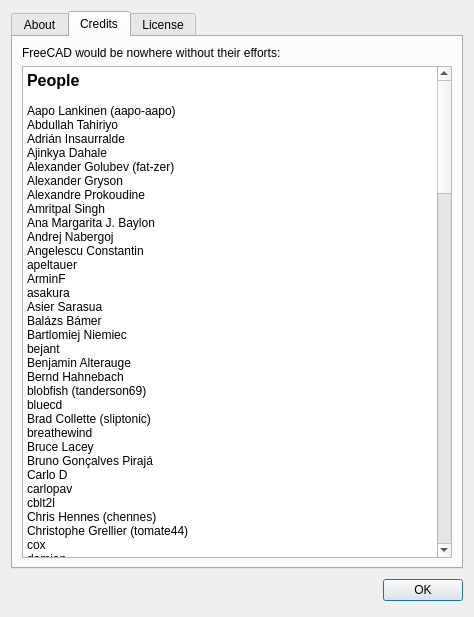
Before: the Qt Designer form src/Gui/AboutApplication.ui in southseact-3d/fcd, drawn with Qt 5.
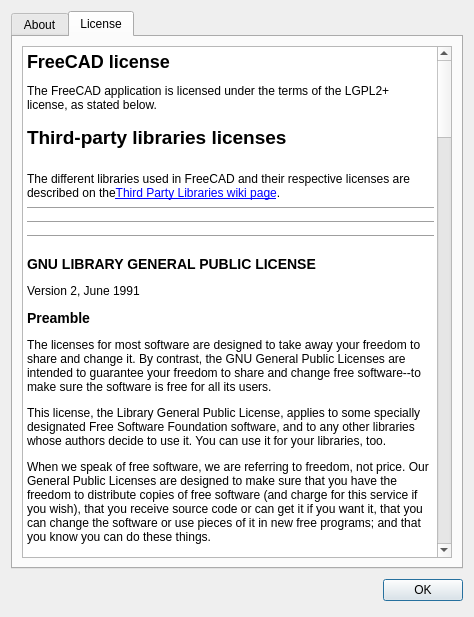
After: the same form once the commit is applied. Icons and pictures are not drawn. Custom widgets are drawn as their Qt base class.

Commit message:
[GUI] Refactor About to list credits from a file
The Credits tab is now generated from a CONTRIBUTORS file. The file is
expected to list one contributor per line, with individuals first,
followed by a line with the word "Firms" on it, followed by firms (again
one per line). The formatting is currently a simple <ul> for each set of
names. No sorting, etc. is performed.

```diff
--- a/src/Gui/AboutApplication.ui
+++ b/src/Gui/AboutApplication.ui
@@ -286,254 +286,6 @@
        </item>
       </layout>
      </widget>
-     <widget class="QWidget" name="tab_credits">
-      <attribute name="title">
-       <string>Credits</string>
-      </attribute>
-      <layout class="QVBoxLayout" name="verticalLayout_2">
-       <item>
-        <widget class="QLabel" name="label">
-         <property name="text">
-          <string>FreeCAD would be nowhere without their efforts:</string>
-         </property>
-         <property name="wordWrap">
-          <bool>true</bool>
-         </property>
-        </widget>
-       </item>
-       <item>
-        <widget class="QTextBrowser" name="textBrowserCredits">
-         <property name="html">
-          <string notr="true">&lt;!DOCTYPE HTML PUBLIC "-//W3C//DTD HTML 4.0//EN" "http://www.w3.org/TR/REC-html40/strict.dtd"&gt;
-&lt;html&gt;&lt;head&gt;&lt;meta name="qrichtext" content="1" /&gt;&lt;style type="text/css"&gt;
-p, li { white-space: pre-wrap; }
-&lt;/style&gt;&lt;/head&gt;&lt;body style=" font-family:'Fira Sans'; font-size:9pt; font-weight:400; font-style:normal;"&gt;
-&lt;p style=" margin-top:0px; margin-bottom:0px; margin-left:0px; margin-right:0px; -qt-block-indent:0; text-indent:0px;"&gt;&lt;span style=" font-size:12pt; font-weight:600;"&gt;People&lt;/span&gt;&lt;/p&gt;
-&lt;p style="-qt-paragraph-type:empty; margin-top:0px; margin-bottom:0px; margin-left:0px; margin-right:0px; -qt-block-indent:0; text-indent:0px;"&gt;&lt;br /&gt;&lt;/p&gt;
-&lt;p style=" margin-top:0px; margin-bottom:0px; margin-left:0px; margin-right:0px; -qt-block-indent:0; text-indent:0px;"&gt;Aapo Lankinen (aapo-aapo)&lt;/p&gt;
-&lt;p style=" margin-top:0px; margin-bottom:0px; margin-left:0px; margin-right:0px; -qt-block-indent:0; text-indent:0px;"&gt;Abdullah Tahiriyo&lt;/p&gt;
-&lt;p style=" margin-top:0px; margin-bottom:0px; margin-left:0px; margin-right:0px; -qt-block-indent:0; text-indent:0px;"&gt;Adrián Insaurralde&lt;/p&gt;
-&lt;p style=" margin-top:0px; margin-bottom:0px; margin-left:0px; margin-right:0px; -qt-block-indent:0; text-indent:0px;"&gt;Ajinkya Dahale&lt;/p&gt;
-&lt;p style=" margin-top:0px; margin-bottom:0px; margin-left:0px; margin-right:0px; -qt-block-indent:0; text-indent:0px;"&gt;Alexander Golubev (fat-zer)&lt;/p&gt;
-&lt;p style=" margin-top:0px; margin-bottom:0px; margin-left:0px; margin-right:0px; -qt-block-indent:0; text-indent:0px;"&gt;Alexander Gryson&lt;/p&gt;
-&lt;p style=" margin-top:0px; margin-bottom:0px; margin-left:0px; margin-right:0px; -qt-block-indent:0; text-indent:0px;"&gt;Alexandre Prokoudine&lt;/p&gt;
-&lt;p style=" margin-top:0px; margin-bottom:0px; margin-left:0px; margin-right:0px; -qt-block-indent:0; text-indent:0px;"&gt;Amritpal Singh&lt;/p&gt;
-&lt;p style=" margin-top:0px; margin-bottom:0px; margin-left:0px; margin-right:0px; -qt-block-indent:0; text-indent:0px;"&gt;Ana Margarita J. Baylon&lt;/p&gt;
-&lt;p style=" margin-top:0px; margin-bottom:0px; margin-left:0px; margin-right:0px; -qt-block-indent:0; text-indent:0px;"&gt;Andrej Nabergoj&lt;/p&gt;
-&lt;p style=" margin-top:0px; margin-bottom:0px; margin-left:0px; margin-right:0px; -qt-block-indent:0; text-indent:0px;"&gt;Angelescu Constantin&lt;/p&gt;
-&lt;p style=" margin-top:0px; margin-bottom:0px; margin-left:0px; margin-right:0px; -qt-block-indent:0; text-indent:0px;"&gt;apeltauer&lt;/p&gt;
-&lt;p style=" margin-top:0px; margin-bottom:0px; margin-left:0px; margin-right:0px; -qt-block-indent:0; text-indent:0px;"&gt;ArminF&lt;/p&gt;
-&lt;p style=" margin-top:0px; margin-bottom:0px; margin-left:0px; margin-right:0px; -qt-block-indent:0; text-indent:0px;"&gt;asakura&lt;/p&gt;
-&lt;p style=" margin-top:0px; margin-bottom:0px; margin-left:0px; margin-right:0px; -qt-block-indent:0; text-indent:0px;"&gt;Asier Sarasua&lt;/p&gt;
-&lt;p style=" margin-top:0px; margin-bottom:0px; margin-left:0px; margin-right:0px; -qt-block-indent:0; text-indent:0px;"&gt;Balázs Bámer&lt;/p&gt;
-&lt;p style=" margin-top:0px; margin-bottom:0px; margin-left:0px; margin-right:0px; -qt-block-indent:0; text-indent:0px;"&gt;Bartlomiej Niemiec&lt;/p&gt;
-&lt;p style=" margin-top:0px; margin-bottom:0px; margin-left:0px; margin-right:0px; -qt-block-indent:0; text-indent:0px;"&gt;bejant&lt;/p&gt;
-&lt;p style=" margin-top:0px; margin-bottom:0px; margin-left:0px; margin-right:0px; -qt-block-indent:0; text-indent:0px;"&gt;Benjamin Alterauge&lt;/p&gt;
-&lt;p style=" margin-top:0px; margin-bottom:0px; margin-left:0px; margin-right:0px; -qt-block-indent:0; text-indent:0px;"&gt;Bernd Hahnebach&lt;/p&gt;
-&lt;p style=" margin-top:0px; margin-bottom:0px; margin-left:0px; margin-right:0px; -qt-block-indent:0; text-indent:0px;"&gt;blobfish (tanderson69)&lt;/p&gt;
-&lt;p style=" margin-top:0px; margin-bottom:0px; margin-left:0px; margin-right:0px; -qt-block-indent:0; text-indent:0px;"&gt;bluecd&lt;/p&gt;
-&lt;p style=" margin-top:0px; margin-bottom:0px; margin-left:0px; margin-right:0px; -qt-block-indent:0; text-indent:0px;"&gt;Brad Collette (sliptonic)&lt;/p&gt;
-&lt;p style=" margin-top:0px; margin-bottom:0px; margin-left:0px; margin-right:0px; -qt-block-indent:0; text-indent:0px;"&gt;breathewind&lt;/p&gt;
-&lt;p style=" margin-top:0px; margin-bottom:0px; margin-left:0px; margin-right:0px; -qt-block-indent:0; text-indent:0px;"&gt;Bruce Lacey&lt;/p&gt;
-&lt;p style=" margin-top:0px; margin-bottom:0px; margin-left:0px; margin-right:0px; -qt-block-indent:0; text-indent:0px;"&gt;Bruno Gonçalves Pirajá&lt;/p&gt;
-&lt;p style=" margin-top:0px; margin-bottom:0px; margin-left:0px; margin-right:0px; -qt-block-indent:0; text-indent:0px;"&gt;Carlo D&lt;/p&gt;
-&lt;p style=" margin-top:0px; margin-bottom:0px; margin-left:0px; margin-right:0px; -qt-block-indent:0; text-indent:0px;"&gt;carlopav&lt;/p&gt;
-&lt;p style=" margin-top:0px; margin-bottom:0px; margin-left:0px; margin-right:0px; -qt-block-indent:0; text-indent:0px;"&gt;cblt2l&lt;/p&gt;
-&lt;p style=" margin-top:0px; margin-bottom:0px; margin-left:0px; margin-right:0px; -qt-block-indent:0; text-indent:0px;"&gt;Chris Hennes (chennes)&lt;/p&gt;
-&lt;p style=" margin-top:0px; margin-bottom:0px; margin-left:0px; margin-right:0px; -qt-block-indent:0; text-indent:0px;"&gt;Christophe Grellier (tomate44)&lt;/p&gt;
-&lt;p style=" margin-top:0px; margin-bottom:0px; margin-left:0px; margin-right:0px; -qt-block-indent:0; text-indent:0px;"&gt;cox&lt;/p&gt;
-&lt;p style=" margin-top:0px; margin-bottom:0px; margin-left:0px; margin-right:0px; -qt-block-indent:0; text-indent:0px;"&gt;damian&lt;/p&gt;
-&lt;p style=" margin-top:0px; margin-bottom:0px; margin-left:0px; margin-right:0px; -qt-block-indent:0; text-indent:0px;"&gt;Daniel Falck&lt;/p&gt;
-&lt;p style=" margin-top:0px; margin-bottom:0px; margin-left:0px; margin-right:0px; -qt-block-indent:0; text-indent:0px;"&gt;Daniel Furtlehner (furti)&lt;/p&gt;
-&lt;p style=" margin-top:0px; margin-bottom:0px; margin-left:0px; margin-right:0px; -qt-block-indent:0; text-indent:0px;"&gt;Daniel Wood (dubstar-04)&lt;/p&gt;
-&lt;p style=" margin-top:0px; margin-bottom:0px; margin-left:0px; margin-right:0px; -qt-block-indent:0; text-indent:0px;"&gt;David Österberg (davidosterberg)&lt;/p&gt;
-&lt;p style=" margin-top:0px; margin-bottom:0px; margin-left:0px; margin-right:0px; -qt-block-indent:0; text-indent:0px;"&gt;Дмитрий Сидоров&lt;/p&gt;
-&lt;p style=" margin-top:0px; margin-bottom:0px; margin-left:0px; margin-right:0px; -qt-block-indent:0; text-indent:0px;"&gt;dinasapitri&lt;/p&gt;
-&lt;p style=" margin-top:0px; margin-bottom:0px; margin-left:0px; margin-right:0px; -qt-block-indent:0; text-indent:0px;"&gt;Dion Moult (Moult)&lt;/p&gt;
-&lt;p style=" margin-top:0px; margin-bottom:0px; margin-left:0px; margin-right:0px; -qt-block-indent:0; text-indent:0px;"&gt;easyw&lt;/p&gt;
-&lt;p style=" margin-top:0px; margin-bottom:0px; margin-left:0px; margin-right:0px; -qt-block-indent:0; text-indent:0px;"&gt;Ediloren&lt;/p&gt;
-&lt;p style=" margin-top:0px; margin-bottom:0px; margin-left:0px; margin-right:0px; -qt-block-indent:0; text-indent:0px;"&gt;Eduardo Magdalena&lt;/p&gt;
-&lt;p style=" margin-top:0px; margin-bottom:0px; margin-left:0px; margin-right:0px; -qt-block-indent:0; text-indent:0px;"&gt;efferre79&lt;/p&gt;
-&lt;p style=" margin-top:0px; margin-bottom:0px; margin-left:0px; margin-right:0px; -qt-block-indent:0; text-indent:0px;"&gt;Eivind Kvedalen&lt;/p&gt;
-&lt;p style=" margin-top:0px; margin-bottom:0px; margin-left:0px; margin-right:0px; -qt-block-indent:0; text-indent:0px;"&gt;emmali73&lt;/p&gt;
-&lt;p style=" margin-top:0px; margin-bottom:0px; margin-left:0px; margin-right:0px; -qt-block-indent:0; text-indent:0px;"&gt;emills2&lt;/p&gt;
-&lt;p style=" margin-top:0px; margin-bottom:0px; margin-left:0px; margin-right:0px; -qt-block-indent:0; text-indent:0px;"&gt;emontra1&lt;/p&gt;
-&lt;p style=" margin-top:0px; margin-bottom:0px; margin-left:0px; margin-right:0px; -qt-block-indent:0; text-indent:0px;"&gt;Eric Trombly (etrombly)&lt;/p&gt;
-&lt;p style=" margin-top:0px; margin-bottom:0px; margin-left:0px; margin-right:0px; -qt-block-indent:0; text-indent:0px;"&gt;Ettore Atalan&lt;/p&gt;
-&lt;p style=" margin-top:0px; margin-bottom:0px; margin-left:0px; margin-right:0px; -qt-block-indent:0; text-indent:0px;"&gt;fandaL&lt;/p&gt;
-&lt;p style=" margin-top:0px; margin-bottom:0px; margin-left:0px; margin-right:0px; -qt-block-indent:0; text-indent:0px;"&gt;flachyjoe&lt;/p&gt;
-&lt;p style=" margin-top:0px; margin-bottom:0px; margin-left:0px; margin-right:0px; -qt-block-indent:0; text-indent:0px;"&gt;Федір&lt;/p&gt;
-&lt;p style=" margin-top:0px; margin-bottom:0px; margin-left:0px; margin-right:0px; -qt-block-indent:0; text-indent:0px;"&gt;Gabriel Wicke (gwicke)&lt;/p&gt;
-&lt;p style=" margin-top:0px; margin-bottom:0px; margin-left:0px; margin-right:0px; -qt-block-indent:0; text-indent:0px;"&gt;George Shuklin&lt;/p&gt;
-&lt;p style=" margin-top:0px; margin-bottom:0px; margin-left:0px; margin-right:0px; -qt-block-indent:0; text-indent:0px;"&gt;GeneFC&lt;/p&gt;
-&lt;p style=" margin-top:0px; margin-bottom:0px; margin-left:0px; margin-right:0px; -qt-block-indent:0; text-indent:0px;"&gt;Gerhard Scheepers&lt;/p&gt;
-&lt;p style=" margin-top:0px; margin-bottom:0px; margin-left:0px; margin-right:0px; -qt-block-indent:0; text-indent:0px;"&gt;GlouGlou&lt;/p&gt;
-&lt;p style=" margin-top:0px; margin-bottom:0px; margin-left:0px; margin-right:0px; -qt-block-indent:0; text-indent:0px;"&gt;Hadi Faramarzi&lt;/p&gt;
-&lt;p style=" margin-top:0px; margin-bottom:0px; margin-left:0px; margin-right:0px; -qt-block-indent:0; text-indent:0px;"&gt;Hakan Yaşar&lt;/p&gt;
-&lt;p style=" margin-top:0px; margin-bottom:0px; margin-left:0px; margin-right:0px; -qt-block-indent:0; text-indent:0px;"&gt;hanhsuan&lt;/p&gt;
-&lt;p style=" margin-top:0px; margin-bottom:0px; margin-left:0px; margin-right:0px; -qt-block-indent:0; text-indent:0px;"&gt;hamish2014&lt;/p&gt;
-&lt;p style=" margin-top:0px; margin-bottom:0px; margin-left:0px; margin-right:0px; -qt-block-indent:0; text-indent:0px;"&gt;hammax&lt;/p&gt;
-&lt;p style=" margin-top:0px; margin-bottom:0px; margin-left:0px; margin-right:0px; -qt-block-indent:0; text-indent:0px;"&gt;hanhsuan&lt;/p&gt;
-&lt;p style=" margin-top:0px; margin-bottom:0px; margin-left:0px; margin-right:0px; -qt-block-indent:0; text-indent:0px;"&gt;Harald Geier&lt;/p&gt;
-&lt;p style=" margin-top:0px; margin-bottom:0px; margin-left:0px; margin-right:0px; -qt-block-indent:0; text-indent:0px;"&gt;HarryvL&lt;/p&gt;
-&lt;p style=" margin-top:0px; margin-bottom:0px; margin-left:0px; margin-right:0px; -qt-block-indent:0; text-indent:0px;"&gt;heini-1&lt;/p&gt;
-&lt;p style=" margin-top:0px; margin-bottom:0px; margin-left:0px; margin-right:0px; -qt-block-indent:0; text-indent:0px;"&gt;herbk&lt;/p&gt;
-&lt;p style=" margin-top:0px; margin-bottom:0px; margin-left:0px; margin-right:0px; -qt-block-indent:0; text-indent:0px;"&gt;Hervé Blorec&lt;/p&gt;
-&lt;p style=" margin-top:0px; margin-bottom:0px; margin-left:0px; margin-right:0px; -qt-block-indent:0; text-indent:0px;"&gt;hicarl&lt;/p&gt;
-&lt;p style=" margin-top:0px; margin-bottom:0px; margin-left:0px; margin-right:0px; -qt-block-indent:0; text-indent:0px;"&gt;hokieengr&lt;/p&gt;
-&lt;p style=" margin-top:0px; margin-bottom:0px; margin-left:0px; margin-right:0px; -qt-block-indent:0; text-indent:0px;"&gt;Honza32&lt;/p&gt;
-&lt;p style=" margin-top:0px; margin-bottom:0px; margin-left:0px; margin-right:0px; -qt-block-indent:0; text-indent:0px;"&gt;HoWil&lt;/p&gt;
-&lt;p style=" margin-top:0px; margin-bottom:0px; margin-left:0px; margin-right:0px; -qt-block-indent:0; text-indent:0px;"&gt;H. Tsubota&lt;/p&gt;
-&lt;p style=" margin-top:0px; margin-bottom:0px; margin-left:0px; margin-right:0px; -qt-block-indent:0; text-indent:0px;"&gt;Ian Rees&lt;/p&gt;
-&lt;p style=" margin-top:0px; margin-bottom:0px; margin-left:0px; margin-right:0px; -qt-block-indent:0; text-indent:0px;"&gt;igezo&lt;/p&gt;
-&lt;p style=" margin-top:0px; margin-bottom:0px; margin-left:0px; margin-right:0px; -qt-block-indent:0; text-indent:0px;"&gt;Isaac Ayala&lt;/p&gt;
-&lt;p style=" margin-top:0px; margin-bottom:0px; margin-left:0px; margin-right:0px; -qt-block-indent:0; text-indent:0px;"&gt;ismailite&lt;/p&gt;
-&lt;p style=" margin-top:0px; margin-bottom:0px; margin-left:0px; margin-right:0px; -qt-block-indent:0; text-indent:0px;"&gt;Jan Rheinlaender&lt;/p&gt;
-&lt;p style=" margin-top:0px; margin-bottom:0px; margin-left:0px; margin-right:0px; -qt-block-indent:0; text-indent:0px;"&gt;javierMG&lt;/p&gt;
-&lt;p style=" margin-top:0px; margin-bottom:0px; margin-left:0px; margin-right:0px; -qt-block-indent:0; text-indent:0px;"&gt;Jean-Marie Verdun (vejmarie)&lt;/p&gt;
-&lt;p style=" margin-top:0px; margin-bottom:0px; margin-left:0px; margin-right:0px; -qt-block-indent:0; text-indent:0px;"&gt;Jean-Pierre Granet&lt;/p&gt;
-&lt;p style=" margin-top:0px; margin-bottom:0px; margin-left:0px; margin-right:0px; -qt-block-indent:0; text-indent:0px;"&gt;Jee-Bee&lt;/p&gt;
-&lt;p style=" margin-top:0px; margin-bottom:0px; margin-left:0px; margin-right:0px; -qt-block-indent:0; text-indent:0px;"&gt;jeno&lt;/p&gt;
-&lt;p style=" margin-top:0px; margin-bottom:0px; margin-left:0px; margin-right:0px; -qt-block-indent:0; text-indent:0px;"&gt;Jiyong Choi&lt;/p&gt;
-&lt;p style=" margin-top:0px; margin-bottom:0px; margin-left:0px; margin-right:0px; -qt-block-indent:0; text-indent:0px;"&gt;jmaustpc&lt;/p&gt;
-&lt;p style=" margin-top:0px; margin-bottom:0px; margin-left:0px; margin-right:0px; -qt-block-indent:0; text-indent:0px;"&gt;joha2&lt;/p&gt;
-&lt;p style=" margin-top:0px; margin-bottom:0px; margin-left:0px; margin-right:0px; -qt-block-indent:0; text-indent:0px;"&gt;Jodbe&lt;/p&gt;
-&lt;p style=" margin-top:0px; margin-bottom:0px; margin-left:0px; margin-right:0px; -qt-block-indent:0; text-indent:0px;"&gt;Joel Graff&lt;/p&gt;
-&lt;p style=" margin-top:0px; margin-bottom:0px; margin-left:0px; margin-right:0px; -qt-block-indent:0; text-indent:0px;"&gt;Johannes Obermayr&lt;/p&gt;
-&lt;p style=" margin-top:0px; margin-bottom:0px; margin-left:0px; margin-right:0px; -qt-block-indent:0; text-indent:0px;"&gt;Jonathan Wiedemann (rockn/woodgalaxy)&lt;/p&gt;
-&lt;p style=" margin-top:0px; margin-bottom:0px; margin-left:0px; margin-right:0px; -qt-block-indent:0; text-indent:0px;"&gt;Jose Alfredo Murcia Andrés&lt;/p&gt;
-&lt;p style=" margin-top:0px; margin-bottom:0px; margin-left:0px; margin-right:0px; -qt-block-indent:0; text-indent:0px;"&gt;Jose Luis Cercos Pita (sanguinariojoe)&lt;/p&gt;
-&lt;p style=" margin-top:0px; margin-bottom:0px; margin-left:0px; margin-right:0px; -qt-block-indent:0; text-indent:0px;"&gt;jreinhardt&lt;/p&gt;
-&lt;p style=" margin-top:0px; margin-bottom:0px; margin-left:0px; margin-right:0px; -qt-block-indent:0; text-indent:0px;"&gt;Jürgen Riegel&lt;/p&gt;
-&lt;p style=" margin-top:0px; margin-bottom:0px; margin-left:0px; margin-right:0px; -qt-block-indent:0; text-indent:0px;"&gt;kazan417&lt;/p&gt;
-&lt;p style=" margin-top:0px; margin-bottom:0px; margin-left:0px; margin-right:0px; -qt-block-indent:0; text-indent:0px;"&gt;kbwbe&lt;/p&gt;
-&lt;p style=" margin-top:0px; margin-bottom:0px; margin-left:0px; margin-right:0px; -qt-block-indent:0; text-indent:0px;"&gt;Keith Sloan&lt;/p&gt;
-&lt;p style=" margin-top:0px; margin-bottom:0px; margin-left:0px; margin-right:0px; -qt-block-indent:0; text-indent:0px;"&gt;kgoao&lt;/p&gt;
-&lt;p style=" margin-top:0px; margin-bottom:0px; margin-left:0px; margin-right:0px; -qt-block-indent:0; text-indent:0px;"&gt;km68&lt;/p&gt;
-&lt;p style=" margin-top:0px; margin-bottom:0px; margin-left:0px; margin-right:0px; -qt-block-indent:0; text-indent:0px;"&gt;Kresimir Tusek&lt;/p&gt;
-&lt;p style=" margin-top:0px; margin-bottom:0px; margin-left:0px; margin-right:0px; -qt-block-indent:0; text-indent:0px;"&gt;Kris Krn (Onesz)&lt;/p&gt;
-&lt;p style=" margin-top:0px; margin-bottom:0px; margin-left:0px; margin-right:0px; -qt-block-indent:0; text-indent:0px;"&gt;kunguz&lt;/p&gt;
-&lt;p style=" margin-top:0px; margin-bottom:0px; margin-left:0px; margin-right:0px; -qt-block-indent:0; text-indent:0px;"&gt;Kurt Kremitzki (kkremitzki)&lt;/p&gt;
-&lt;p style=" margin-top:0px; margin-bottom:0px; margin-left:0px; margin-right:0px; -qt-block-indent:0; text-indent:0px;"&gt;Laur Liuhka&lt;/p&gt;
-&lt;p style=" margin-top:0px; margin-bottom:0px; margin-left:0px; margin-right:0px; -qt-block-indent:0; text-indent:0px;"&gt;Lars&lt;/p&gt;
-&lt;p style=" margin-top:0px; margin-bottom:0px; margin-left:0px; margin-right:0px; -qt-block-indent:0; text-indent:0px;"&gt;Le Loup&lt;/p&gt;
-&lt;p style=" margin-top:0px; margin-bottom:0px; margin-left:0px; margin-right:0px; -qt-block-indent:0; text-indent:0px;"&gt;lecongdoo3&lt;/p&gt;
-&lt;p style=" margin-top:0px; margin-bottom:0px; margin-left:0px; margin-right:0px; -qt-block-indent:0; text-indent:0px;"&gt;Liudas Tumonis&lt;/p&gt;
-&lt;p style=" margin-top:0px; margin-bottom:0px; margin-left:0px; margin-right:0px; -qt-block-indent:0; text-indent:0px;"&gt;logari81&lt;/p&gt;
-&lt;p style=" margin-top:0px; margin-bottom:0px; margin-left:0px; margin-right:0px; -qt-block-indent:0; text-indent:0px;"&gt;lordneroo&lt;/p&gt;
-&lt;p style=" margin-top:0px; margin-bottom:0px; margin-left:0px; margin-right:0px; -qt-block-indent:0; text-indent:0px;"&gt;looooo&lt;/p&gt;
-&lt;p style=" margin-top:0px; margin-bottom:0px; margin-left:0px; margin-right:0px; -qt-block-indent:0; text-indent:0px;"&gt;Lorenz Huedepohl&lt;/p&gt;
-&lt;p style=" margin-top:0px; margin-bottom:0px; margin-left:0px; margin-right:0px; -qt-block-indent:0; text-indent:0px;"&gt;Luc&lt;/p&gt;
-&lt;p style=" margin-top:0px; margin-bottom:0px; margin-left:0px; margin-right:0px; -qt-block-indent:0; text-indent:0px;"&gt;Luke Parry &lt;/p&gt;
-&lt;p style=" margin-top:0px; margin-bottom:0px; margin-left:0px; margin-right:0px; -qt-block-indent:0; text-indent:0px;"&gt;luzpaz (Kunda1)&lt;/p&gt;
-&lt;p style=" margin-top:0px; margin-bottom:0px; margin-left:0px; margin-right:0px; -qt-block-indent:0; text-indent:0px;"&gt;Manel (Quenzo)&lt;/p&gt;
-&lt;p style=" margin-top:0px; margin-bottom:0px; margin-left:0px; margin-right:0px; -qt-block-indent:0; text-indent:0px;"&gt;Марко Пејовић&lt;/p&gt;
-&lt;p style=" margin-top:0px; margin-bottom:0px; margin-left:0px; margin-right:0px; -qt-block-indent:0; text-indent:0px;"&gt;marioalexis84&lt;/p&gt;
-&lt;p style=" margin-top:0px; margin-bottom:0px; margin-left:0px; margin-right:0px; -qt-block-indent:0; text-indent:0px;"&gt;Marin F&lt;/p&gt;
-&lt;p style=" margin-top:0px; margin-bottom:0px; margin-left:0px; margin-right:0px; -qt-block-indent:0; text-indent:0px;"&gt;Mark Ganson (TheMarkster)&lt;/p&gt;
-&lt;p style=" margin-top:0px; margin-bottom:0px; margin-left:0px; margin-right:0px; -qt-block-indent:0; text-indent:0px;"&gt;Markus Hovorka (drhooves)&lt;/p&gt;
-&lt;p style=" margin-top:0px; margin-bottom:0px; margin-left:0px; margin-right:0px; -qt-block-indent:0; text-indent:0px;"&gt;Markus Lampert (mlampert)&lt;/p&gt;
-&lt;p style=" margin-top:0px; margin-bottom:0px; margin-left:0px; margin-right:0px; -qt-block-indent:0; text-indent:0px;"&gt;Markus Reitboeck (mrpilot2)&lt;/p&gt;
-&lt;p style=" margin-top:0px; margin-bottom:0px; margin-left:0px; margin-right:0px; -qt-block-indent:0; text-indent:0px;"&gt;Marosh&lt;/p&gt;
-&lt;p style=" margin-top:0px; margin-bottom:0px; margin-left:0px; margin-right:0px; -qt-block-indent:0; text-indent:0px;"&gt;Masaya Ootsuki&lt;/p&gt;
-&lt;p style=" margin-top:0px; margin-bottom:0px; margin-left:0px; margin-right:0px; -qt-block-indent:0; text-indent:0px;"&gt;Mateusz Skowroński (f3nix)&lt;/p&gt;
-&lt;p style=" margin-top:0px; margin-bottom:0px; margin-left:0px; margin-right:0px; -qt-block-indent:0; text-indent:0px;"&gt;Mattis M&lt;/p&gt;
-&lt;p style=" margin-top:0px; margin-bottom:0px; margin-left:0px; margin-right:0px; -qt-block-indent:0; text-indent:0px;"&gt;mdinger&lt;/p&gt;
-&lt;p style=" margin-top:0px; margin-bottom:0px; margin-left:0px; margin-right:0px; -qt-block-indent:0; text-indent:0px;"&gt;Meme2704&lt;/p&gt;
-&lt;p style=" margin-top:0px; margin-bottom:0px; margin-left:0px; margin-right:0px; -qt-block-indent:0; text-indent:0px;"&gt;Michael Hansen&lt;/p&gt;
-&lt;p style=" margin-top:0px; margin-bottom:0px; margin-left:0px; margin-right:0px; -qt-block-indent:0; text-indent:0px;"&gt;Michael Hindley (makkemal)&lt;/p&gt;
-&lt;p style=" margin-top:0px; margin-bottom:0px; margin-left:0px; margin-right:0px; -qt-block-indent:0; text-indent:0px;"&gt;microelly2&lt;/p&gt;
-&lt;p style=" margin-top:0px; margin-bottom:0px; margin-left:0px; margin-right:0px; -qt-block-indent:0; text-indent:0px;"&gt;Miguel Morais&lt;/p&gt;
-&lt;p style=" margin-top:0px; margin-bottom:0px; margin-left:0px; margin-right:0px; -qt-block-indent:0; text-indent:0px;"&gt;Mohammed Belkacem&lt;/p&gt;
-&lt;p style=" margin-top:0px; margin-bottom:0px; margin-left:0px; margin-right:0px; -qt-block-indent:0; text-indent:0px;"&gt;Mustafa Halil&lt;/p&gt;
-&lt;p style=" margin-top:0px; margin-bottom:0px; margin-left:0px; margin-right:0px; -qt-block-indent:0; text-indent:0px;"&gt;Nemigo Galiza&lt;/p&gt;
-&lt;p style=" margin-top:0px; margin-bottom:0px; margin-left:0px; margin-right:0px; -qt-block-indent:0; text-indent:0px;"&gt;Николай Матвеев&lt;/p&gt;
-&lt;p style=" margin-top:0px; margin-bottom:0px; margin-left:0px; margin-right:0px; -qt-block-indent:0; text-indent:0px;"&gt;Nicu Tofan&lt;/p&gt;
-&lt;p style=" margin-top:0px; margin-bottom:0px; margin-left:0px; margin-right:0px; -qt-block-indent:0; text-indent:0px;"&gt;nikoss&lt;/p&gt;
-&lt;p style=" margin-top:0px; margin-bottom:0px; margin-left:0px; margin-right:0px; -qt-block-indent:0; text-indent:0px;"&gt;Noelou Torres Mengua&lt;/p&gt;
-&lt;p style=" margin-top:0px; margin-bottom:0px; margin-left:0px; margin-right:0px; -qt-block-indent:0; text-indent:0px;"&gt;Normand Chamberland&lt;/p&gt;
-&lt;p style=" margin-top:0px; margin-bottom:0px; margin-left:0px; margin-right:0px; -qt-block-indent:0; text-indent:0px;"&gt;ovginkel&lt;/p&gt;
-&lt;p style=" margin-top:0px; margin-bottom:0px; margin-left:0px; margin-right:0px; -qt-block-indent:0; text-indent:0px;"&gt;Ori222&lt;/p&gt;
-&lt;p style=" margin-top:0px; margin-bottom:0px; margin-left:0px; margin-right:0px; -qt-block-indent:0; text-indent:0px;"&gt;Pablo Gil&lt;/p&gt;
-&lt;p style=" margin-top:0px; margin-bottom:0px; margin-left:0px; margin-right:0px; -qt-block-indent:0; text-indent:0px;"&gt;Pasi Kukkola&lt;/p&gt;
-&lt;p style=" margin-top:0px; margin-bottom:0px; margin-left:0px; margin-right:0px; -qt-block-indent:0; text-indent:0px;"&gt;Paul Lee (paullee0)&lt;/p&gt;
-&lt;p style=" margin-top:0px; margin-bottom:0px; margin-left:0px; margin-right:0px; -qt-block-indent:0; text-indent:0px;"&gt;Pekka Roivainen (pekkaroi)&lt;/p&gt;
-&lt;p style=" margin-top:0px; margin-bottom:0px; margin-left:0px; margin-right:0px; -qt-block-indent:0; text-indent:0px;"&gt;Peta T&lt;/p&gt;
-&lt;p style=" margin-top:0px; margin-bottom:0px; margin-left:0px; margin-right:0px; -qt-block-indent:0; text-indent:0px;"&gt;Peter Hageman&lt;/p&gt;
-&lt;p style=" margin-top:0px; margin-bottom:0px; margin-left:0px; margin-right:0px; -qt-block-indent:0; text-indent:0px;"&gt;Peter Klofutar&lt;/p&gt;
-&lt;p style=" margin-top:0px; margin-bottom:0px; margin-left:0px; margin-right:0px; -qt-block-indent:0; text-indent:0px;"&gt;Peter Lama&lt;/p&gt;
-&lt;p style=" margin-top:0px; margin-bottom:0px; margin-left:0px; margin-right:0px; -qt-block-indent:0; text-indent:0px;"&gt;piffpoof&lt;/p&gt;
-&lt;p style=" margin-top:0px; margin-bottom:0px; margin-left:0px; margin-right:0px; -qt-block-indent:0; text-indent:0px;"&gt;pinkpony&lt;/p&gt;
-&lt;p style=" margin-top:0px; margin-bottom:0px; margin-left:0px; margin-right:0px; -qt-block-indent:0; text-indent:0px;"&gt;Priit Laes&lt;/p&gt;
-&lt;p style=" margin-top:0px; margin-bottom:0px; margin-left:0px; margin-right:0px; -qt-block-indent:0; text-indent:0px;"&gt;pperisin&lt;/p&gt;
-&lt;p style=" margin-top:0px; margin-bottom:0px; margin-left:0px; margin-right:0px; -qt-block-indent:0; text-indent:0px;"&gt;Przemo Firszt&lt;/p&gt;
-&lt;p style=" margin-top:0px; margin-bottom:0px; margin-left:0px; margin-right:0px; -qt-block-indent:0; text-indent:0px;"&gt;Qingfeng Xia&lt;/p&gt;
-&lt;p style=" margin-top:0px; margin-bottom:0px; margin-left:0px; margin-right:0px; -qt-block-indent:0; text-indent:0px;"&gt;quick61&lt;/p&gt;
-&lt;p style=" margin-top:0px; margin-bottom:0px; margin-left:0px; margin-right:0px; -qt-block-indent:0; text-indent:0px;"&gt;Refael Moya (bitacovir)&lt;/p&gt;
-&lt;p style=" margin-top:0px; margin-bottom:0px; margin-left:0px; margin-right:0px; -qt-block-indent:0; text-indent:0px;"&gt;rako&lt;/p&gt;
-&lt;p style=" margin-top:0px; margin-bottom:0px; margin-left:0px; margin-right:0px; -qt-block-indent:0; text-indent:0px;"&gt;Raulshc&lt;/p&gt;
-&lt;p style=" margin-top:0px; margin-bottom:0px; margin-left:0px; margin-right:0px; -qt-block-indent:0; text-indent:0px;"&gt;Renato Rebelo&lt;/p&gt;
-&lt;p style=" margin-top:0px; margin-bottom:0px; margin-left:0px; margin-right:0px; -qt-block-indent:0; text-indent:0px;"&gt;Renato Rivoira&lt;/p&gt;
-&lt;p style=" margin-top:0px; margin-bottom:0px; margin-left:0px; margin-right:0px; -qt-block-indent:0; text-indent:0px;"&gt;Rentlau&lt;/p&gt;
-&lt;p style=" margin-top:0px; margin-bottom:0px; margin-left:0px; margin-right:0px; -qt-block-indent:0; text-indent:0px;"&gt;R. Kuster&lt;/p&gt;
-&lt;p style=" margin-top:0px; margin-bottom:0px; margin-left:0px; margin-right:0px; -qt-block-indent:0; text-indent:0px;"&gt;† Roland Frank (1970-2017) Thanks for everything, Roland!&lt;/p&gt;
-&lt;p style=" margin-top:0px; margin-bottom:0px; margin-left:0px; margin-right:0px; -qt-block-indent:0; text-indent:0px;"&gt;Roy-043&lt;/p&gt;
-&lt;p style=" margin-top:0px; margin-bottom:0px; margin-left:0px; margin-right:0px; -qt-block-indent:0; text-indent:0px;"&gt;Russell Johnson (russ4262)&lt;/p&gt;
-&lt;p style=" margin-top:0px; margin-bottom:0px; margin-left:0px; margin-right:0px; -qt-block-indent:0; text-indent:0px;"&gt;Ryan Pavlik&lt;/p&gt;
-&lt;p style=" margin-top:0px; margin-bottom:0px; margin-left:0px; margin-right:0px; -qt-block-indent:0; text-indent:0px;"&gt;Sabin Iacob&lt;/p&gt;
-&lt;p style=" margin-top:0px; margin-bottom:0px; margin-left:0px; margin-right:0px; -qt-block-indent:0; text-indent:0px;"&gt;Saso Badovinac&lt;/p&gt;
-&lt;p style=" margin-top:0px; margin-bottom:0px; margin-left:0px; margin-right:0px; -qt-block-indent:0; text-indent:0px;"&gt;sema&lt;/p&gt;
-&lt;p style=" margin-top:0px; margin-bottom:0px; margin-left:0px; margin-right:0px; -qt-block-indent:0; text-indent:0px;"&gt;Sergo Pogosyan (usakhelo)&lt;/p&gt;
-&lt;p style=" margin-top:0px; margin-bottom:0px; margin-left:0px; margin-right:0px; -qt-block-indent:0; text-indent:0px;"&gt;sgrogan&lt;/p&gt;
-&lt;p style=" margin-top:0px; margin-bottom:0px; margin-left:0px; margin-right:0px; -qt-block-indent:0; text-indent:0px;"&gt;Shai Seger (shaise)&lt;/p&gt;
-&lt;p style=" margin-top:0px; margin-bottom:0px; margin-left:0px; margin-right:0px; -qt-block-indent:0; text-indent:0px;"&gt;shoogen&lt;/p&gt;
-&lt;p style=" margin-top:0px; margin-bottom:0px; margin-left:0px; margin-right:0px; -qt-block-indent:0; text-indent:0px;"&gt;siemsiem&lt;/p&gt;
-&lt;p style=" margin-top:0px; margin-bottom:0px; margin-left:0px; margin-right:0px; -qt-block-indent:0; text-indent:0px;"&gt;Skywalker21&lt;/p&gt;
-&lt;p style=" margin-top:0px; margin-bottom:0px; margin-left:0px; margin-right:0px; -qt-block-indent:0; text-indent:0px;"&gt;Starofrainnight&lt;/p&gt;
-&lt;p style=" margin-top:0px; margin-bottom:0px; margin-left:0px; margin-right:0px; -qt-block-indent:0; text-indent:0px;"&gt;Stefan Tröger (ickby)&lt;/p&gt;
-&lt;p style=" margin-top:0px; margin-bottom:0px; margin-left:0px; margin-right:0px; -qt-block-indent:0; text-indent:0px;"&gt;stoflap&lt;/p&gt;
-&lt;p style=" margin-top:0px; margin-bottom:0px; margin-left:0px; margin-right:0px; -qt-block-indent:0; text-indent:0px;"&gt;SweeverDev&lt;/p&gt;
-&lt;p style=" margin-top:0px; margin-bottom:0px; margin-left:0px; margin-right:0px; -qt-block-indent:0; text-indent:0px;"&gt;Syres916&lt;/p&gt;
-&lt;p style=" margin-top:0px; margin-bottom:0px; margin-left:0px; margin-right:0px; -qt-block-indent:0; text-indent:0px;"&gt;Thomas Schrader&lt;/p&gt;
-&lt;p style=" margin-top:0px; margin-bottom:0px; margin-left:0px; margin-right:0px; -qt-block-indent:0; text-indent:0px;"&gt;王凌川&lt;/p&gt;
-&lt;p style=" margin-top:0px; margin-bottom:0px; margin-left:0px; margin-right:0px; -qt-block-indent:0; text-indent:0px;"&gt;Timo Seppola&lt;/p&gt;
-&lt;p style=" margin-top:0px; margin-bottom:0px; margin-left:0px; margin-right:0px; -qt-block-indent:0; text-indent:0px;"&gt;Tomas Pavlicek (pavltom)&lt;/p&gt;
-&lt;p style=" margin-top:0px; margin-bottom:0px; margin-left:0px; margin-right:0px; -qt-block-indent:0; text-indent:0px;"&gt;totyg&lt;/p&gt;
-&lt;p style=" margin-top:0px; margin-bottom:0px; margin-left:0px; margin-right:0px; -qt-block-indent:0; text-indent:0px;"&gt;triplus&lt;/p&gt;
-&lt;p style=" margin-top:0px; margin-bottom:0px; margin-left:0px; margin-right:0px; -qt-block-indent:0; text-indent:0px;"&gt;trzyha&lt;/p&gt;
-&lt;p style=" margin-top:0px; margin-bottom:0px; margin-left:0px; margin-right:0px; -qt-block-indent:0; text-indent:0px;"&gt;ulrich1a&lt;/p&gt;
-&lt;p style=" margin-top:0px; margin-bottom:0px; margin-left:0px; margin-right:0px; -qt-block-indent:0; text-indent:0px;"&gt;UR_&lt;/p&gt;
-&lt;p style=" margin-top:0px; margin-bottom:0px; margin-left:0px; margin-right:0px; -qt-block-indent:0; text-indent:0px;"&gt;Uwe Stöhr (donovaly)&lt;/p&gt;
-&lt;p style=" margin-top:0px; margin-bottom:0px; margin-left:0px; margin-right:0px; -qt-block-indent:0; text-indent:0px;"&gt;Victor Radulescu&lt;/p&gt;
-&lt;p style=" margin-top:0px; margin-bottom:0px; margin-left:0px; margin-right:0px; -qt-block-indent:0; text-indent:0px;"&gt;Victor Titov (DeepSOIC)&lt;/p&gt;
-&lt;p style=" margin-top:0px; margin-bottom:0px; margin-left:0px; margin-right:0px; -qt-block-indent:0; text-indent:0px;"&gt;Vilfredo&lt;/p&gt;
-&lt;p style=" margin-top:0px; margin-bottom:0px; margin-left:0px; margin-right:0px; -qt-block-indent:0; text-indent:0px;"&gt;vitruvianman&lt;/p&gt;
-&lt;p style=" margin-top:0px; margin-bottom:0px; margin-left:0px; margin-right:0px; -qt-block-indent:0; text-indent:0px;"&gt;Vocx&lt;/p&gt;
-&lt;p style=" margin-top:0px; margin-bottom:0px; margin-left:0px; margin-right:0px; -qt-block-indent:0; text-indent:0px;"&gt;WandererFan&lt;/p&gt;
-&lt;p style=" margin-top:0px; margin-bottom:0px; margin-left:0px; margin-right:0px; -qt-block-indent:0; text-indent:0px;"&gt;wbrwbr2011&lt;/p&gt;
-&lt;p style=" margin-top:0px; margin-bottom:0px; margin-left:0px; margin-right:0px; -qt-block-indent:0; text-indent:0px;"&gt;Werner Mayer (wwmayer)&lt;/p&gt;
-&lt;p style=" margin-top:0px; margin-bottom:0px; margin-left:0px; margin-right:0px; -qt-block-indent:0; text-indent:0px;"&gt;Willem&lt;/p&gt;
-&lt;p style=" margin-top:0px; margin-bottom:0px; margin-left:0px; margin-right:0px; -qt-block-indent:0; text-indent:0px;"&gt;Wurstwasser&lt;/p&gt;
-&lt;p style=" margin-top:0px; margin-bottom:0px; margin-left:0px; margin-right:0px; -qt-block-indent:0; text-indent:0px;"&gt;yang12&lt;/p&gt;
-&lt;p style=" margin-top:0px; margin-bottom:0px; margin-left:0px; margin-right:0px; -qt-block-indent:0; text-indent:0px;"&gt;Yorik van Havre (yorikvanhavre)&lt;/p&gt;
-&lt;p style=" margin-top:0px; margin-bottom:0px; margin-left:0px; margin-right:0px; -qt-block-indent:0; text-indent:0px;"&gt;zararina&lt;/p&gt;
-&lt;p style=" margin-top:0px; margin-bottom:0px; margin-left:0px; margin-right:0px; -qt-block-indent:0; text-indent:0px;"&gt;Zdeněk Havlík&lt;/p&gt;
-&lt;p style=" margin-top:0px; margin-bottom:0px; margin-left:0px; margin-right:0px; -qt-block-indent:0; text-indent:0px;"&gt;Zheng Lei (realthunder)&lt;/p&gt;
-&lt;p style=" margin-top:0px; margin-bottom:0px; margin-left:0px; margin-right:0px; -qt-block-indent:0; text-indent:0px;"&gt;0penBrain&lt;/p&gt;
-&lt;p style=" margin-top:0px; margin-bottom:0px; margin-left:0px; margin-right:0px; -qt-block-indent:0; text-indent:0px;"&gt;7ofnine&lt;/p&gt;
-&lt;p style="-qt-paragraph-type:empty; margin-top:0px; margin-bottom:0px; margin-left:0px; margin-right:0px; -qt-block-indent:0; text-indent:0px;"&gt;&lt;br /&gt;&lt;/p&gt;
-&lt;p style=" margin-top:0px; margin-bottom:0px; margin-left:0px; margin-right:0px; -qt-block-indent:0; text-indent:0px;"&gt;&lt;span style=" font-size:12pt; font-weight:600;"&gt;Firms&lt;/span&gt;&lt;/p&gt;
-&lt;p style="-qt-paragraph-type:empty; margin-top:0px; margin-bottom:0px; margin-left:0px; margin-right:0px; -qt-block-indent:0; text-indent:0px;"&gt;&lt;br /&gt;&lt;/p&gt;
-&lt;p style=" margin-top:0px; margin-bottom:0px; margin-left:0px; margin-right:0px; -qt-block-indent:0; text-indent:0px;"&gt;Imetric 3D&lt;/p&gt;
-&lt;p style=" margin-top:0px; margin-bottom:0px; margin-left:0px; margin-right:0px; -qt-block-indent:0; text-indent:0px;"&gt;AlephObjects&lt;/p&gt;&lt;/body&gt;&lt;/html&gt;</string>
-         </property>
-         <property name="openExternalLinks">
-          <bool>true</bool>
-         </property>
-        </widget>
-       </item>
-      </layout>
-     </widget>
      <widget class="QWidget" name="tab_license">
       <attribute name="title">
        <string>License</string>
```
The commit also changes 4 other files.
